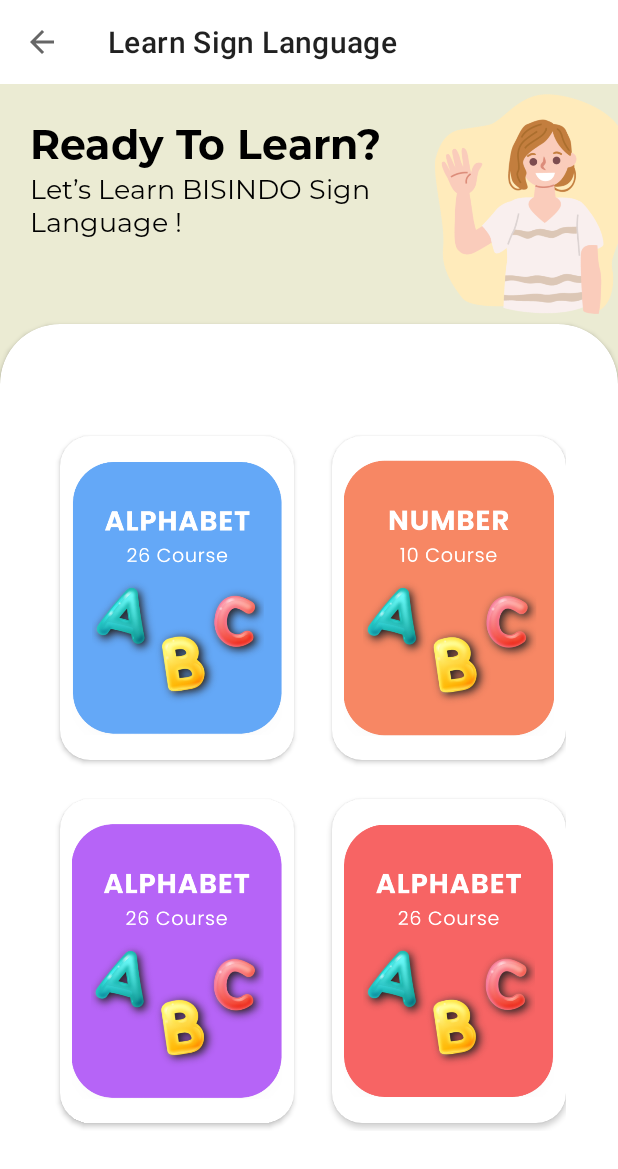
After one commit to Afaryn/IsAble_v2, an Android app: the LearningActivity screen opened directly, with no data from a screen before it, on a phone screen of 412 x 824 dp. The commit adds this screen. Shown: the top 1169 px of the screen. Run offline under Robolectric (Android 15) with nearby library versions, the phone set to English and light mode, and no system bars.

Commit message:
ui fitur learning

```diff
--- a/app/src/main/AndroidManifest.xml
+++ b/app/src/main/AndroidManifest.xml
@@ -22,6 +22,9 @@
         android:supportsRtl="true"
         android:theme="@style/Base.Theme.IsAble_Capstone"
         tools:targetApi="31">
+        <activity
+            android:name=".ui.learning.LearningActivity"
+            android:exported="false" />
         <activity
             android:name=".ui.translate.TranslateAcitivity"
             android:exported="false" />
--- a/app/src/main/java/com/example/isable_capstone/ui/home/HomeFragment.kt
+++ b/app/src/main/java/com/example/isable_capstone/ui/home/HomeFragment.kt
@@ -5,7 +5,6 @@ import android.os.Bundle
 import android.view.LayoutInflater
 import android.view.View
 import android.view.ViewGroup
-import android.widget.Button
 import android.widget.ImageButton
 import androidx.fragment.app.Fragment
 import androidx.recyclerview.widget.LinearLayoutManager
@@ -15,6 +14,7 @@ import com.denzcoskun.imageslider.models.SlideModel
 import com.example.isable_capstone.R
 import com.example.isable_capstone.model.ArticleAdapter
 import com.example.isable_capstone.model.ArticleDataResource
+import com.example.isable_capstone.ui.learning.LearningActivity
 import com.example.isable_capstone.ui.maps.MapsActivity
 
 
@@ -72,6 +72,12 @@ class HomeFragment : Fragment() {
             startActivity(intent)
         }
 
+        //<---Learnig--->
+        val btnlearn = view.findViewById<ImageButton>(R.id.btn_learning)
+        btnlearn.setOnClickListener {
+            val intent = Intent(activity, LearningActivity::class.java)
+            startActivity(intent)
+        }
 
         //<---RecyclerView--->
         val lm = LinearLayoutManager(activity)
--- /dev/null
+++ b/app/src/main/java/com/example/isable_capstone/ui/learning/LearningActivity.kt
@@ -0,0 +1,37 @@
+package com.example.isable_capstone.ui.learning
+
+import androidx.appcompat.app.AppCompatActivity
+import android.os.Bundle
+import android.widget.ImageButton
+import android.widget.Toast
+import androidx.appcompat.widget.Toolbar
+import com.example.isable_capstone.R
+
+class LearningActivity : AppCompatActivity() {
+    override fun onCreate(savedInstanceState: Bundle?) {
+        super.onCreate(savedInstanceState)
+        setContentView(R.layout.activity_learning)
+
+        val toolbar = findViewById<Toolbar>(R.id.xml_toolbar)
+
+
+        setSupportActionBar(toolbar)
+        supportActionBar?.title= "Learn Sign Language"
+        supportActionBar?.setDisplayHomeAsUpEnabled(true)
+
+
+        findViewById<ImageButton>(R.id.btn_alfabet_learn).setOnClickListener {
+            Toast.makeText(this, "Alphabet", Toast.LENGTH_SHORT).show()
+        }
+
+        findViewById<ImageButton>(R.id.btn_number_learn).setOnClickListener {
+            Toast.makeText(this, "Number", Toast.LENGTH_SHORT).show()
+        }
+    }
+
+    override fun onSupportNavigateUp(): Boolean {
+        @Suppress("DEPRECATION")
+        onBackPressed()
+        return true
+    }
+}
--- /dev/null
+++ b/app/src/main/res/layout/activity_learning.xml
@@ -0,0 +1,160 @@
+<?xml version="1.0" encoding="utf-8"?>
+<LinearLayout xmlns:android="http://schemas.android.com/apk/res/android"
+    xmlns:app="http://schemas.android.com/apk/res-auto"
+    xmlns:tools="http://schemas.android.com/tools"
+    android:layout_width="match_parent"
+    android:layout_height="match_parent"
+    tools:context=".ui.learning.LearningActivity"
+    android:orientation="vertical">
+
+    <include
+        android:id="@+id/xml_toolbar"
+        layout = "@layout/toolbar"/>
+
+    <RelativeLayout
+        android:layout_width="match_parent"
+        android:layout_height="match_parent"
+        android:background="#EBEBD3">
+        <LinearLayout
+            android:id="@+id/bannerL"
+            android:layout_width="match_parent"
+            android:layout_height="wrap_content"
+            android:orientation="horizontal">
+            <LinearLayout
+                android:layout_width="wrap_content"
+                android:layout_height="wrap_content"
+                android:orientation="vertical"
+                android:padding="20dp">
+                <TextView
+                    android:layout_width="wrap_content"
+                    android:layout_height="wrap_content"
+                    android:text="Ready To Learn?"
+                    android:fontFamily="@font/mbold"
+                    android:textSize="27sp"
+                    android:textColor="@color/black" />
+
+                <TextView
+                    android:layout_width="250dp"
+                    android:layout_height="wrap_content"
+                    android:fontFamily="@font/mreguler"
+                    android:text="Let’s Learn BISINDO Sign Language !"
+                    android:textColor="@color/black"
+                    android:textSize="18sp"
+                    tools:ignore="TextSizeCheck" />
+            </LinearLayout>
+
+            <ImageView
+                android:layout_width="match_parent"
+                android:layout_height="160dp"
+                android:src="@drawable/personinlearning"
+                tools:ignore="ImageContrastCheck"
+                android:contentDescription="PERSON" />
+        </LinearLayout>
+
+        <androidx.cardview.widget.CardView
+            android:layout_width="match_parent"
+            android:layout_height="match_parent"
+            app:cardBackgroundColor="@color/white"
+            android:layout_below="@+id/bannerL"
+            android:layout_marginBottom="-40dp"
+            app:cardCornerRadius="40dp">
+
+            <LinearLayout
+                android:layout_width="match_parent"
+                android:layout_height="match_parent"
+                android:layout_marginBottom="40dp"
+                android:gravity="center"
+                android:orientation="vertical">
+
+                <LinearLayout
+                    android:layout_width="wrap_content"
+                    android:layout_height="wrap_content"
+                    android:orientation="horizontal">
+
+                    <androidx.cardview.widget.CardView
+                        android:layout_width="wrap_content"
+                        android:layout_height="wrap_content"
+                        app:cardCornerRadius="20dp"
+                        android:layout_margin="5dp">
+
+                        <ImageButton
+                            android:id="@+id/btn_alfabet_learn"
+                            android:layout_width="140dp"
+                            android:layout_height="200dp"
+                            android:layout_margin="8dp"
+                            android:background="@color/white"
+                            android:contentDescription="@string/BTN"
+                            android:scaleType="fitCenter"
+                            android:src="@drawable/alfabet_learning"
+                            tools:ignore="DuplicateSpeakableTextCheck,ImageContrastCheck,RedundantDescriptionCheck" />
+                    </androidx.cardview.widget.CardView>
+
+                    <androidx.cardview.widget.CardView
+                        android:layout_width="wrap_content"
+                        android:layout_height="wrap_content"
+                        app:cardCornerRadius="20dp"
+                        android:layout_marginTop="5dp"
+                        android:layout_marginStart="20dp">
+
+                        <ImageButton
+                            android:id="@+id/btn_number_learn"
+                            android:layout_width="140dp"
+                            android:layout_height="200dp"
+                            android:layout_margin="8dp"
+                            android:background="@color/white"
+                            android:contentDescription="@string/BTN"
+                            android:scaleType="fitCenter"
+                            android:src="@drawable/number_learning"
+                            tools:ignore="ImageContrastCheck,RedundantDescriptionCheck" />
+                    </androidx.cardview.widget.CardView>
+
+                </LinearLayout>
+
+                <LinearLayout
+                    android:layout_width="wrap_content"
+                    android:layout_height="wrap_content"
+                    android:layout_marginTop="15dp"
+                    android:orientation="horizontal">
+
+                    <androidx.cardview.widget.CardView
+                        android:layout_width="wrap_content"
+                        android:layout_height="wrap_content"
+                        app:cardCornerRadius="20dp"
+                        android:layout_margin="5dp">
+
+                        <ImageButton
+                            android:layout_width="140dp"
+                            android:layout_height="200dp"
+                            android:layout_margin="8dp"
+                            android:background="@color/white"
+                            android:contentDescription="@string/BTN"
+                            android:scaleType="fitCenter"
+                            android:src="@drawable/alfabet2_learning"
+                            tools:ignore="RedundantDescriptionCheck" />
+                    </androidx.cardview.widget.CardView>
+
+                    <androidx.cardview.widget.CardView
+                        android:layout_width="wrap_content"
+                        android:layout_height="wrap_content"
+                        app:cardCornerRadius="20dp"
+                        android:layout_marginTop="5dp"
+                        android:layout_marginStart="20dp">
+
+                        <ImageButton
+                            android:layout_width="140dp"
+                            android:layout_height="200dp"
+                            android:layout_margin="8dp"
+                            android:background="@color/white"
+                            android:contentDescription="@string/BTN"
+                            android:scaleType="fitCenter"
+                            android:src="@drawable/alfabet3_learning"
+                            tools:ignore="RedundantDescriptionCheck" />
+                    </androidx.cardview.widget.CardView>
+
+                </LinearLayout>
+
+            </LinearLayout>
+
+        </androidx.cardview.widget.CardView>
+    </RelativeLayout>
+</LinearLayout>
--- a/app/src/main/res/layout/fragment_home.xml
+++ b/app/src/main/res/layout/fragment_home.xml
@@ -82,6 +82,7 @@
                     android:contentDescription="button"/>
 
                 <ImageButton
+                    android:id="@+id/btn_learning"
                     android:layout_width="50dp"
                     android:layout_height="50dp"
                     android:layout_marginStart="40dp"
--- a/app/src/main/res/values/strings.xml
+++ b/app/src/main/res/values/strings.xml
@@ -20,4 +20,6 @@
     <string name="desc_onboarding_3">Communicate seamlessly with the deaf and hard-of-hearing community</string>
     <string name="onboarding_fragment3">onboarding_fragment1</string>
     <string name="title_activity_maps">MapsActivity</string>
+
+    <string name="BTN">BUTTON</string>
 </resources>
```
Also changed, not shown: app/src/main/res/drawable/alfabet2_learning.png (added), app/src/main/res/drawable/alfabet3_learning.png (added), app/src/main/res/drawable/alfabet_learning.png (added), app/src/main/res/drawable/number_learning.png (added), app/src/main/res/drawable/personinlearning.png (added).
